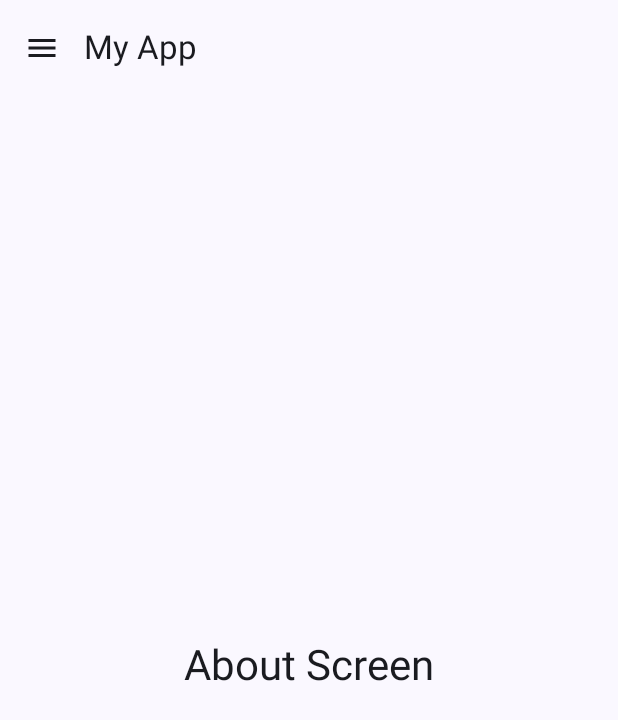
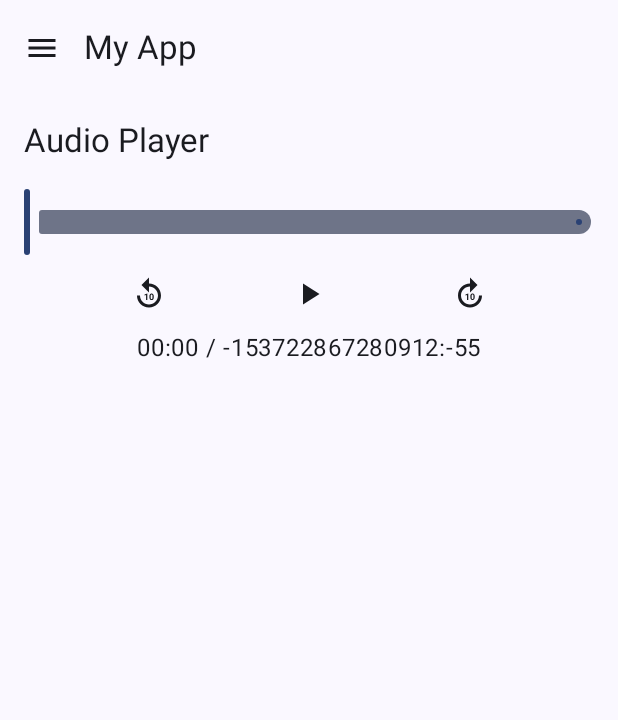
Before and after one commit to fluidpotata/CSE489_Android_Development, an Android app built with Jetpack Compose: the AboutScreen screen opened through its navigation route, on a phone screen of 412 x 824 dp. Shown: the top 720 px of the screen. Run offline under Robolectric (Android 15) with nearby library versions, the phone set to English and light mode, and no system bars.

Commit message:
Add Audio+Video Player

```diff
--- a/Assignment_2/app/src/main/java/com/fluidpotata/assignemnt2/MainActivity.kt
+++ b/Assignment_2/app/src/main/java/com/fluidpotata/assignemnt2/MainActivity.kt
@@ -22,8 +22,7 @@ import androidx.navigation.compose.rememberNavController
 import androidx.navigation.compose.NavHost
 import androidx.navigation.compose.composable
 import androidx.compose.ui.Alignment
-
-
+import androidx.compose.ui.platform.LocalContext
 
 
 class MainActivity : ComponentActivity() {
@@ -83,6 +82,7 @@ fun MyApp() {
                 composable(ScreenRoutes.Home) { HomeScreen() }
                 composable(ScreenRoutes.Settings) { ImageViewerScreen() }
                 composable(ScreenRoutes.About) { AboutScreen() }
+                composable(ScreenRoutes.Video) { VideoScreen() }
             }
         }
     }
@@ -99,7 +99,7 @@ fun DrawerContent(onItemClicked: (String) -> Unit) {
         DrawerItem("Broadcast Reciever", onClick = { onItemClicked(ScreenRoutes.Home) })
         DrawerItem("Image", onClick = { onItemClicked(ScreenRoutes.Settings) })
         DrawerItem("Video", onClick = { onItemClicked(ScreenRoutes.About) })
-        DrawerItem("Audio", onClick = { onItemClicked(ScreenRoutes.About) })
+        DrawerItem("Audio", onClick = { onItemClicked(ScreenRoutes.Video) })
     }
 }
 
@@ -133,12 +133,18 @@ fun SettingsScreen() {
 
 @Composable
 fun AboutScreen() {
-    Box(
-        modifier = Modifier.fillMaxSize(),
-        contentAlignment = Alignment.Center
-    ) {
-        Text("About Screen", style = MaterialTheme.typography.headlineMedium)
-    }
+    val context = LocalContext.current
+    val audioUri = "android.resource://${context.packageName}/raw/mysong"
+
+    AudioPlayerUI(audioUrl = audioUri)
+}
+
+@Composable
+fun VideoScreen() {
+    val context = LocalContext.current
+    val videoUri = "android.resource://${context.packageName}/raw/samplevideo"
+
+    VideoPlayerUI(videoUrl = videoUri)
 }
 
 
--- a/Assignment_2/app/src/main/java/com/fluidpotata/assignemnt2/Routes.kt
+++ b/Assignment_2/app/src/main/java/com/fluidpotata/assignemnt2/Routes.kt
@@ -4,4 +4,5 @@ object ScreenRoutes {
     const val Home = "home"
     const val Settings = "settings"
     const val About = "about"
+    const val Video = "video"
 }
--- /dev/null
+++ b/Assignment_2/app/src/main/java/com/fluidpotata/assignemnt2/audioPlayerUI.kt
@@ -0,0 +1,118 @@
+package com.fluidpotata.assignemnt2
+
+import androidx.compose.runtime.remember
+import androidx.compose.ui.platform.LocalContext
+import androidx.media3.exoplayer.ExoPlayer
+import androidx.compose.foundation.layout.padding
+import androidx.compose.material3.Text
+import androidx.compose.runtime.Composable
+import androidx.compose.ui.Modifier
+import androidx.compose.foundation.layout.*
+import androidx.compose.material.icons.Icons
+import androidx.compose.material3.*
+import androidx.compose.runtime.*
+import androidx.compose.ui.unit.dp
+import androidx.compose.ui.Alignment
+import androidx.compose.material.icons.filled.*
+import kotlinx.coroutines.delay
+import androidx.compose.material.icons.filled.Replay10
+import androidx.compose.material.icons.filled.Forward10
+import androidx.compose.material.icons.filled.PlayArrow
+import androidx.compose.material.icons.filled.Pause
+import androidx.compose.material3.Icon
+import androidx.compose.material3.IconButton
+import androidx.compose.material3.Slider
+import androidx.media3.common.MediaItem
+
+
+
+
+@Composable
+fun AudioPlayerUI(audioUrl: String) {
+    val context = LocalContext.current
+    val exoPlayer = remember {
+        ExoPlayer.Builder(context).build().apply {
+            val mediaItem = MediaItem.fromUri(audioUrl)
+            setMediaItem(mediaItem)
+            prepare()
+        }
+    }
+
+    var isPlaying by remember { mutableStateOf(false) }
+    var currentPosition by remember { mutableStateOf(0L) }
+    var duration by remember { mutableStateOf(0L) }
+
+    // Update UI with current playback position
+    LaunchedEffect(Unit) {
+        while (true) {
+            currentPosition = exoPlayer.currentPosition
+            duration = exoPlayer.duration
+            delay(500L)
+        }
+    }
+
+    DisposableEffect(Unit) {
+        onDispose {
+            exoPlayer.release()
+        }
+    }
+
+    Column(modifier = Modifier.padding(16.dp)) {
+        Text("Audio Player", style = MaterialTheme.typography.titleLarge)
+
+        Spacer(modifier = Modifier.height(16.dp))
+
+        Slider(
+            value = if (duration > 0) currentPosition.toFloat() / duration else 0f,
+            onValueChange = {
+                exoPlayer.seekTo((it * duration).toLong())
+            },
+            modifier = Modifier.fillMaxWidth()
+        )
+
+        Row(
+            horizontalArrangement = Arrangement.SpaceEvenly,
+            modifier = Modifier.fillMaxWidth()
+        ) {
+            IconButton(onClick = {
+                exoPlayer.seekBack()
+            }) {
+                Icon(Icons.Default.Replay10, contentDescription = "<- 10s")
+            }
+
+            IconButton(onClick = {
+                if (exoPlayer.isPlaying) {
+                    exoPlayer.pause()
+                    isPlaying = false
+                } else {
+                    exoPlayer.play()
+                    isPlaying = true
+                }
+            }) {
+                Icon(
+                    imageVector = if (isPlaying) Icons.Default.Pause else Icons.Default.PlayArrow,
+                    contentDescription = if (isPlaying) "|| Pause" else "▶ Play"
+                )
+            }
+
+            IconButton(onClick = {
+                exoPlayer.seekForward()
+            }) {
+                Icon(Icons.Default.Forward10, contentDescription = "10s ->")
+            }
+        }
+
+        Text(
+            text = "${formatTime(currentPosition)} / ${formatTime(duration)}",
+            modifier = Modifier.align(Alignment.CenterHorizontally)
+        )
+    }
+}
+
+
+fun formatTime(ms: Long): String {
+    val totalSeconds = ms / 1000
+    val minutes = totalSeconds / 60
+    val seconds = totalSeconds % 60
+    return String.format("%02d:%02d", minutes, seconds)
+}
--- a/Assignment_2/gradle.properties
+++ b/Assignment_2/gradle.properties
@@ -21,3 +21,6 @@ kotlin.code.style=official
 # resources declared in the library itself and none from the library's dependencies,
 # thereby reducing the size of the R class for that library
 android.nonTransitiveRClass=true
+
+org.gradle.caching=true
+org.gradle.cache.cleanup=true
```
Also changed, not shown: Assignment_2/app/build.gradle.kts (+10 -0 lines), Assignment_2/app/src/main/java/com/fluidpotata/assignemnt2/videoPlayerUI.kt (added, +84 -0 lines), 2 other files.
